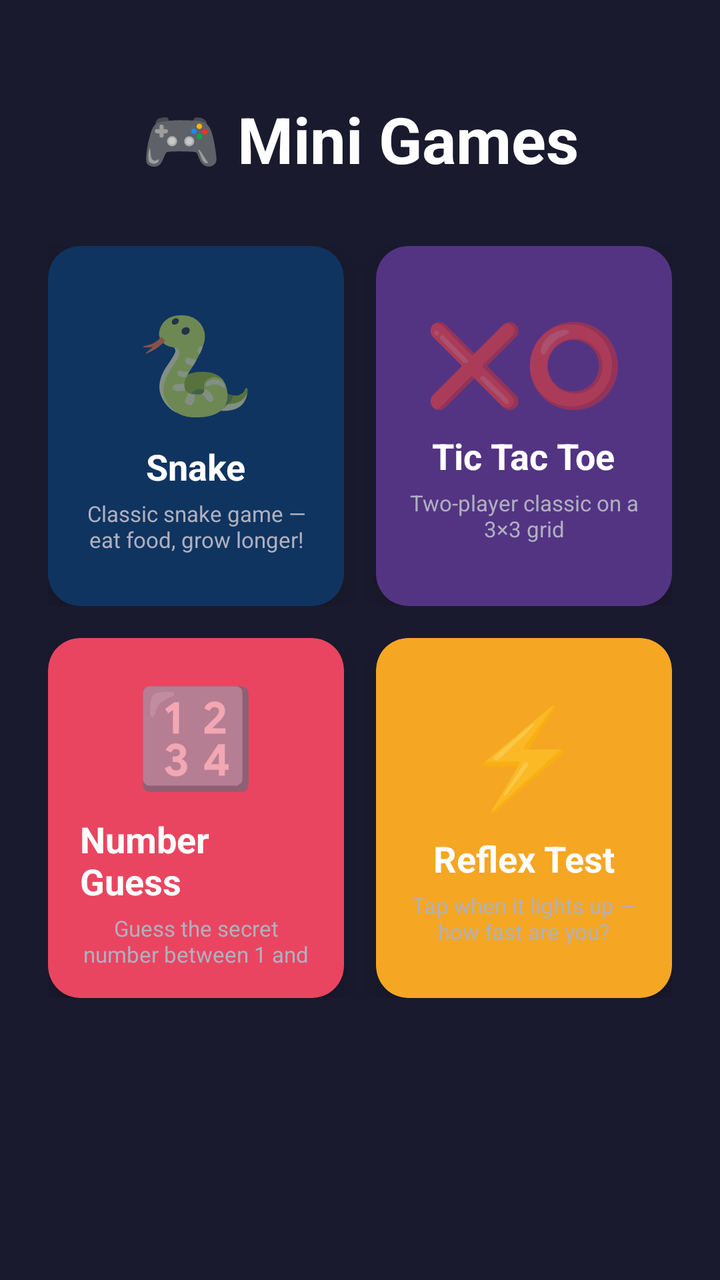
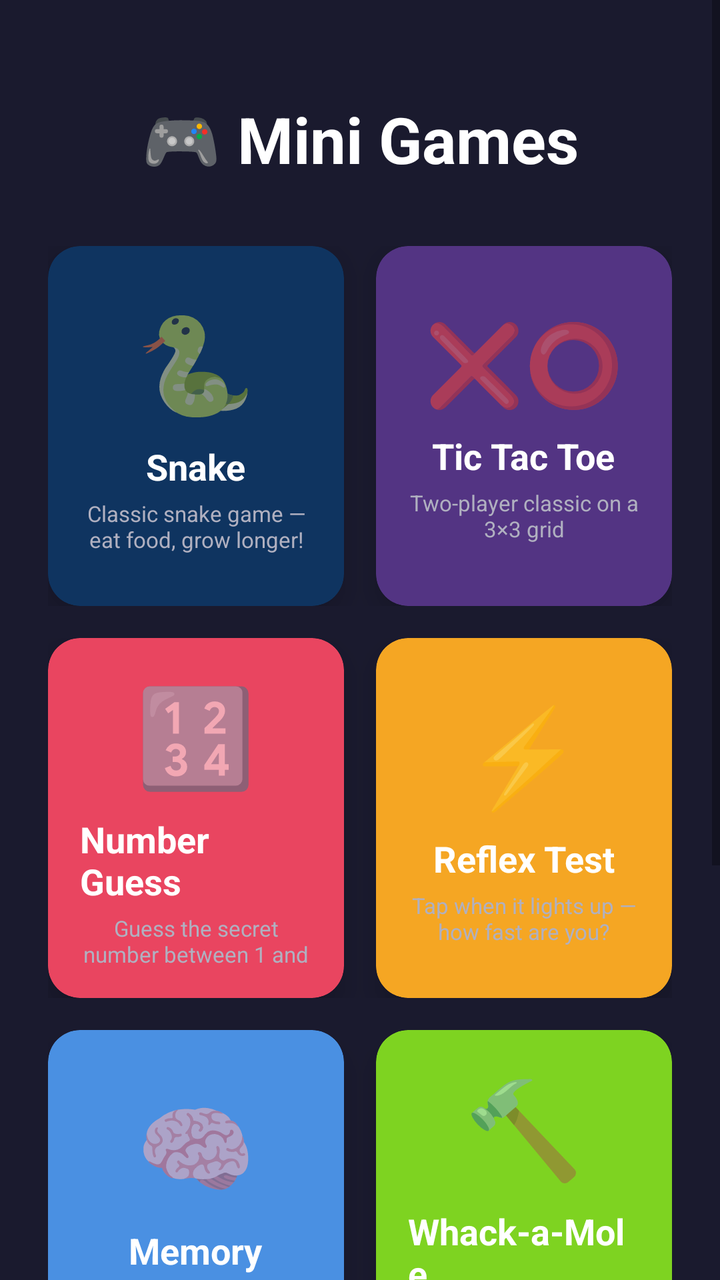

Screens rendered from an Android XML layout before and after an edit, with the pre-edit source and the edit as a unified diff.
<!-- AndroidManifest.xml: application theme Theme.AppCompat.Light.NoActionBar -->
<!-- res/layout/activity_main.xml -->
<?xml version="1.0" encoding="utf-8"?>
<ScrollView xmlns:android="http://schemas.android.com/apk/res/android"
    xmlns:app="http://schemas.android.com/apk/res-auto"
    android:layout_width="match_parent"
    android:layout_height="match_parent"
    android:background="@color/background_dark"
    android:fillViewport="true">

    <LinearLayout
        android:layout_width="match_parent"
        android:layout_height="wrap_content"
        android:orientation="vertical"
        android:padding="24dp"
        android:gravity="center_horizontal">

        
        <TextView
            android:id="@+id/hubTitle"
            android:layout_width="wrap_content"
            android:layout_height="wrap_content"
            android:text="@string/hub_title"
            android:textSize="32sp"
            android:textColor="@color/text_primary"
            android:textStyle="bold"
            android:layout_marginTop="24dp"
            android:layout_marginBottom="32dp" />

        
        <LinearLayout
            android:layout_width="match_parent"
            android:layout_height="wrap_content"
            android:orientation="horizontal"
            android:layout_marginBottom="16dp">

            
            <androidx.cardview.widget.CardView
                android:id="@+id/cardSnake"
                android:layout_width="0dp"
                android:layout_height="180dp"
                android:layout_weight="1"
                android:layout_marginEnd="8dp"
                app:cardBackgroundColor="@color/card_snake"
                app:cardCornerRadius="16dp"
                app:cardElevation="8dp"
                android:clickable="true"
                android:focusable="true"
                android:foreground="?android:attr/selectableItemBackground">

                <LinearLayout
                    android:layout_width="match_parent"
                    android:layout_height="match_parent"
                    android:orientation="vertical"
                    android:gravity="center"
                    android:padding="16dp">

                    <TextView
                        android:layout_width="wrap_content"
                        android:layout_height="wrap_content"
                        android:text="🐍"
                        android:textSize="48sp" />

                    <TextView
                        android:layout_width="wrap_content"
                        android:layout_height="wrap_content"
                        android:text="Snake"
                        android:textSize="18sp"
                        android:textStyle="bold"
                        android:textColor="@color/text_primary"
                        android:layout_marginTop="8dp" />

                    <TextView
                        android:layout_width="wrap_content"
                        android:layout_height="wrap_content"
                        android:text="@string/snake_desc"
                        android:textSize="11sp"
                        android:textColor="@color/text_secondary"
                        android:gravity="center"
                        android:layout_marginTop="4dp" />
                </LinearLayout>
            </androidx.cardview.widget.CardView>

            
            <androidx.cardview.widget.CardView
                android:id="@+id/cardTicTacToe"
                android:layout_width="0dp"
                android:layout_height="180dp"
                android:layout_weight="1"
                android:layout_marginStart="8dp"
                app:cardBackgroundColor="@color/card_tictactoe"
                app:cardCornerRadius="16dp"
                app:cardElevation="8dp"
                android:clickable="true"
                android:focusable="true"
                android:foreground="?android:attr/selectableItemBackground">

                <LinearLayout
                    android:layout_width="match_parent"
                    android:layout_height="match_parent"
                    android:orientation="vertical"
                    android:gravity="center"
                    android:padding="16dp">

                    <TextView
                        android:layout_width="wrap_content"
                        android:layout_height="wrap_content"
                        android:text="❌⭕"
                        android:textSize="40sp" />

                    <TextView
                        android:layout_width="wrap_content"
                        android:layout_height="wrap_content"
                        android:text="Tic Tac Toe"
                        android:textSize="18sp"
                        android:textStyle="bold"
                        android:textColor="@color/text_primary"
                        android:layout_marginTop="8dp" />

                    <TextView
                        android:layout_width="wrap_content"
                        android:layout_height="wrap_content"
                        android:text="@string/tictactoe_desc"
                        android:textSize="11sp"
                        android:textColor="@color/text_secondary"
                        android:gravity="center"
                        android:layout_marginTop="4dp" />
                </LinearLayout>
            </androidx.cardview.widget.CardView>
        </LinearLayout>

        
        <LinearLayout
            android:layout_width="match_parent"
            android:layout_height="wrap_content"
            android:orientation="horizontal"
            android:layout_marginBottom="16dp">

            
            <androidx.cardview.widget.CardView
                android:id="@+id/cardNumGuess"
                android:layout_width="0dp"
                android:layout_height="180dp"
                android:layout_weight="1"
                android:layout_marginEnd="8dp"
                app:cardBackgroundColor="@color/card_numguess"
                app:cardCornerRadius="16dp"
                app:cardElevation="8dp"
                android:clickable="true"
                android:focusable="true"
                android:foreground="?android:attr/selectableItemBackground">

                <LinearLayout
                    android:layout_width="match_parent"
                    android:layout_height="match_parent"
                    android:orientation="vertical"
                    android:gravity="center"
                    android:padding="16dp">

                    <TextView
                        android:layout_width="wrap_content"
                        android:layout_height="wrap_content"
                        android:text="🔢"
                        android:textSize="48sp" />

                    <TextView
                        android:layout_width="wrap_content"
                        android:layout_height="wrap_content"
                        android:text="Number Guess"
                        android:textSize="18sp"
                        android:textStyle="bold"
                        android:textColor="@color/text_primary"
                        android:layout_marginTop="8dp" />

                    <TextView
                        android:layout_width="wrap_content"
                        android:layout_height="wrap_content"
                        android:text="@string/numguess_desc"
                        android:textSize="11sp"
                        android:textColor="@color/text_secondary"
                        android:gravity="center"
                        android:layout_marginTop="4dp" />
                </LinearLayout>
            </androidx.cardview.widget.CardView>

            
            <androidx.cardview.widget.CardView
                android:id="@+id/cardReflex"
                android:layout_width="0dp"
                android:layout_height="180dp"
                android:layout_weight="1"
                android:layout_marginStart="8dp"
                app:cardBackgroundColor="@color/card_reflex"
                app:cardCornerRadius="16dp"
                app:cardElevation="8dp"
                android:clickable="true"
                android:focusable="true"
                android:foreground="?android:attr/selectableItemBackground">

                <LinearLayout
                    android:layout_width="match_parent"
                    android:layout_height="match_parent"
                    android:orientation="vertical"
                    android:gravity="center"
                    android:padding="16dp">

                    <TextView
                        android:layout_width="wrap_content"
                        android:layout_height="wrap_content"
                        android:text="⚡"
                        android:textSize="48sp" />

                    <TextView
                        android:layout_width="wrap_content"
                        android:layout_height="wrap_content"
                        android:text="Reflex Test"
                        android:textSize="18sp"
                        android:textStyle="bold"
                        android:textColor="@color/text_primary"
                        android:layout_marginTop="8dp" />

                    <TextView
                        android:layout_width="wrap_content"
                        android:layout_height="wrap_content"
                        android:text="@string/reflex_desc"
                        android:textSize="11sp"
                        android:textColor="@color/text_secondary"
                        android:gravity="center"
                        android:layout_marginTop="4dp" />
                </LinearLayout>
            </androidx.cardview.widget.CardView>
        </LinearLayout>

    </LinearLayout>
</ScrollView>
<!-- resources referenced by this layout -->
<resources>
  <color name="background_dark">#1A1A2E</color>
  <color name="card_numguess">#E94560</color>
  <color name="card_reflex">#F5A623</color>
  <color name="card_snake">#0F3460</color>
  <color name="card_tictactoe">#533483</color>
  <color name="text_primary">#FFFFFF</color>
  <color name="text_secondary">#B0B0C0</color>
  <string name="hub_title">🎮 Mini Games</string>
  <string name="numguess_desc">Guess the secret number between 1 and 100</string>
  <string name="reflex_desc">Tap when it lights up — how fast are you?</string>
  <string name="snake_desc">Classic snake game — eat food, grow longer!</string>
  <string name="tictactoe_desc">Two-player classic on a 3×3 grid</string>
</resources>

<!-- the commit's change to res/layout/activity_main.xml (unified diff, before → after) -->
@@ -229,5 +229,209 @@
             </androidx.cardview.widget.CardView>
         </LinearLayout>
 
+        
+        <LinearLayout
+            android:layout_width="match_parent"
+            android:layout_height="wrap_content"
+            android:orientation="horizontal"
+            android:layout_marginBottom="16dp">
+
+            
+            <androidx.cardview.widget.CardView
+                android:id="@+id/cardMemory"
+                android:layout_width="0dp"
+                android:layout_height="180dp"
+                android:layout_weight="1"
+                android:layout_marginEnd="8dp"
+                app:cardBackgroundColor="@color/card_memory"
+                app:cardCornerRadius="16dp"
+                app:cardElevation="8dp"
+                android:clickable="true"
+                android:focusable="true"
+                android:foreground="?android:attr/selectableItemBackground">
+
+                <LinearLayout
+                    android:layout_width="match_parent"
+                    android:layout_height="match_parent"
+                    android:orientation="vertical"
+                    android:gravity="center"
+                    android:padding="16dp">
+
+                    <TextView
+                        android:layout_width="wrap_content"
+                        android:layout_height="wrap_content"
+                        android:text="🧠"
+                        android:textSize="48sp" />
+
+                    <TextView
+                        android:layout_width="wrap_content"
+                        android:layout_height="wrap_content"
+                        android:text="Memory"
+                        android:textSize="18sp"
+                        android:textStyle="bold"
+                        android:textColor="@color/text_primary"
+                        android:layout_marginTop="8dp" />
+
+                    <TextView
+                        android:layout_width="wrap_content"
+                        android:layout_height="wrap_content"
+                        android:text="@string/memory_desc"
+                        android:textSize="11sp"
+                        android:textColor="@color/text_secondary"
+                        android:gravity="center"
+                        android:layout_marginTop="4dp" />
+                </LinearLayout>
+            </androidx.cardview.widget.CardView>
+
+            
+            <androidx.cardview.widget.CardView
+                android:id="@+id/cardWhack"
+                android:layout_width="0dp"
+                android:layout_height="180dp"
+                android:layout_weight="1"
+                android:layout_marginStart="8dp"
+                app:cardBackgroundColor="@color/card_whack"
+                app:cardCornerRadius="16dp"
+                app:cardElevation="8dp"
+                android:clickable="true"
+                android:focusable="true"
+                android:foreground="?android:attr/selectableItemBackground">
+
+                <LinearLayout
+                    android:layout_width="match_parent"
+                    android:layout_height="match_parent"
+                    android:orientation="vertical"
+                    android:gravity="center"
+                    android:padding="16dp">
+
+                    <TextView
+                        android:layout_width="wrap_content"
+                        android:layout_height="wrap_content"
+                        android:text="🔨"
+                        android:textSize="48sp" />
+
+                    <TextView
+                        android:layout_width="wrap_content"
+                        android:layout_height="wrap_content"
+                        android:text="Whack-a-Mole"
+                        android:textSize="18sp"
+                        android:textStyle="bold"
+                        android:textColor="@color/text_primary"
+                        android:layout_marginTop="8dp" />
+
+                    <TextView
+                        android:layout_width="wrap_content"
+                        android:layout_height="wrap_content"
+                        android:text="@string/whack_desc"
+                        android:textSize="11sp"
+                        android:textColor="@color/text_secondary"
+                        android:gravity="center"
+                        android:layout_marginTop="4dp" />
+                </LinearLayout>
+            </androidx.cardview.widget.CardView>
+        </LinearLayout>
+
+        
+        <LinearLayout
+            android:layout_width="match_parent"
+            android:layout_height="wrap_content"
+            android:orientation="horizontal"
+            android:layout_marginBottom="32dp">
+
+            
+            <androidx.cardview.widget.CardView
+                android:id="@+id/cardMath"
+                android:layout_width="0dp"
+                android:layout_height="180dp"
+                android:layout_weight="1"
+                android:layout_marginEnd="8dp"
+                app:cardBackgroundColor="@color/card_math"
+                app:cardCornerRadius="16dp"
+                app:cardElevation="8dp"
+                android:clickable="true"
+                android:focusable="true"
+                android:foreground="?android:attr/selectableItemBackground">
+
+                <LinearLayout
+                    android:layout_width="match_parent"
+                    android:layout_height="match_parent"
+                    android:orientation="vertical"
+                    android:gravity="center"
+                    android:padding="16dp">
+
+                    <TextView
+                        android:layout_width="wrap_content"
+                        android:layout_height="wrap_content"
+                        android:text="➕"
+                        android:textSize="48sp" />
+
+                    <TextView
+                        android:layout_width="wrap_content"
+                        android:layout_height="wrap_content"
+                        android:text="Quick Math"
+                        android:textSize="18sp"
+                        android:textStyle="bold"
+                        android:textColor="@color/text_primary"
+                        android:layout_marginTop="8dp" />
+
+                    <TextView
+                        android:layout_width="wrap_content"
+                        android:layout_height="wrap_content"
+                        android:text="@string/math_desc"
+                        android:textSize="11sp"
+                        android:textColor="@color/text_secondary"
+                        android:gravity="center"
+                        android:layout_marginTop="4dp" />
+                </LinearLayout>
+            </androidx.cardview.widget.CardView>
+
+            
+            <androidx.cardview.widget.CardView
+                android:id="@+id/cardColor"
+                android:layout_width="0dp"
+                android:layout_height="180dp"
+                android:layout_weight="1"
+                android:layout_marginStart="8dp"
+                app:cardBackgroundColor="@color/card_color"
+                app:cardCornerRadius="16dp"
+                app:cardElevation="8dp"
+                android:clickable="true"
+                android:focusable="true"
+                android:foreground="?android:attr/selectableItemBackground">
+
+                <LinearLayout
+                    android:layout_width="match_parent"
+                    android:layout_height="match_parent"
+                    android:orientation="vertical"
+                    android:gravity="center"
+                    android:padding="16dp">
+
+                    <TextView
+                        android:layout_width="wrap_content"
+                        android:layout_height="wrap_content"
+                        android:text="🎨"
+                        android:textSize="48sp" />
+
+                    <TextView
+                        android:layout_width="wrap_content"
+                        android:layout_height="wrap_content"
+                        android:text="Color Match"
+                        android:textSize="18sp"
+                        android:textStyle="bold"
+                        android:textColor="@color/background_dark"
+                        android:layout_marginTop="8dp" />
+
+                    <TextView
+                        android:layout_width="wrap_content"
+                        android:layout_height="wrap_content"
+                        android:text="@string/color_desc"
+                        android:textSize="11sp"
+                        android:textColor="@color/surface_dark"
+                        android:gravity="center"
+                        android:layout_marginTop="4dp" />
+                </LinearLayout>
+            </androidx.cardview.widget.CardView>
+        </LinearLayout>
+
     </LinearLayout>
 </ScrollView>
<!-- resource entries referenced after the edit -->
@@ -1,16 +1,25 @@
 <!-- resources referenced by this layout -->
 <resources>
   <color name="background_dark">#1A1A2E</color>
+  <color name="card_color">#F8E71C</color>
+  <color name="card_math">#BD10E0</color>
+  <color name="card_memory">#4A90E2</color>
   <color name="card_numguess">#E94560</color>
   <color name="card_reflex">#F5A623</color>
   <color name="card_snake">#0F3460</color>
   <color name="card_tictactoe">#533483</color>
+  <color name="card_whack">#7ED321</color>
+  <color name="surface_dark">#16213E</color>
   <color name="text_primary">#FFFFFF</color>
   <color name="text_secondary">#B0B0C0</color>
+  <string name="color_desc">Match the word with the correct color!</string>
   <string name="hub_title">🎮 Mini Games</string>
+  <string name="math_desc">Solve as many equations as you can!</string>
+  <string name="memory_desc">Find all matching pairs of cards!</string>
   <string name="numguess_desc">Guess the secret number between 1 and 100</string>
   <string name="reflex_desc">Tap when it lights up — how fast are you?</string>
   <string name="snake_desc">Classic snake game — eat food, grow longer!</string>
   <string name="tictactoe_desc">Two-player classic on a 3×3 grid</string>
+  <string name="whack_desc">Tap the moles as they pop up!</string>
 </resources>
 
